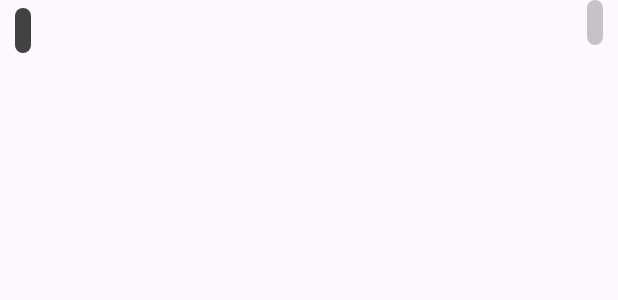
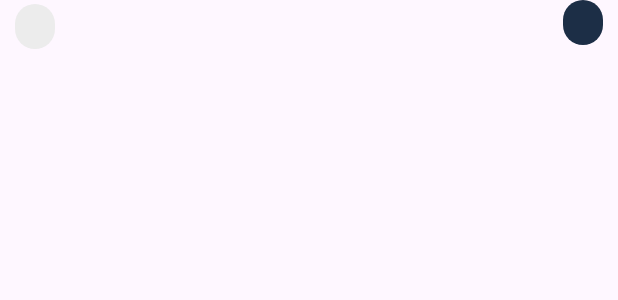
Before and after one commit to Ngleanthu/Android-ChatApp, an Android app: the layout chat_message_recycler_row.xml on its own in the app's theme, with its tools: preview values and no code run, on a phone screen of 412 x 824 dp. Shown: the top 300 px of the screen. Run offline under Robolectric (Android 15) with nearby library versions, the phone set to English and light mode, and no system bars.

Commit message:
update emoji

```diff
--- a/ChatApp/app/src/main/res/drawable/baseline_emoji_emotions_24.xml
+++ b/ChatApp/app/src/main/res/drawable/baseline_emoji_emotions_24.xml
@@ -1,4 +1,4 @@
-<vector xmlns:android="http://schemas.android.com/apk/res/android" android:height="48dp" android:tint="#247AF8" android:viewportHeight="24" android:viewportWidth="24" android:width="48dp">
+<vector xmlns:android="http://schemas.android.com/apk/res/android" android:height="48dp" android:tint="@color/secondary" android:viewportHeight="24" android:viewportWidth="24" android:width="48dp">
 
     <path android:fillColor="@android:color/white" android:pathData="M11.99,2C6.47,2 2,6.48 2,12c0,5.52 4.47,10 9.99,10C17.52,22 22,17.52 22,12C22,6.48 17.52,2 11.99,2zM8.5,8C9.33,8 10,8.67 10,9.5S9.33,11 8.5,11S7,10.33 7,9.5S7.67,8 8.5,8zM12,18c-2.28,0 -4.22,-1.66 -5,-4h10C16.22,16.34 14.28,18 12,18zM15.5,11c-0.83,0 -1.5,-0.67 -1.5,-1.5S14.67,8 15.5,8S17,8.67 17,9.5S16.33,11 15.5,11z"/>
 
--- a/ChatApp/app/src/main/res/drawable/baseline_send_24.xml
+++ b/ChatApp/app/src/main/res/drawable/baseline_send_24.xml
@@ -1,4 +1,4 @@
-<vector xmlns:android="http://schemas.android.com/apk/res/android" android:autoMirrored="true" android:height="24dp" android:tint="#005FD9" android:viewportHeight="24" android:viewportWidth="24" android:width="24dp">
+<vector xmlns:android="http://schemas.android.com/apk/res/android" android:autoMirrored="true" android:height="24dp" android:tint="@color/secondary" android:viewportHeight="24" android:viewportWidth="24" android:width="24dp">
 
     <path android:fillColor="@android:color/white" android:pathData="M2.01,21L23,12 2.01,3 2,10l15,2 -15,2z"/>
 
--- a/ChatApp/app/src/main/res/layout/chat_message_recycler_row.xml
+++ b/ChatApp/app/src/main/res/layout/chat_message_recycler_row.xml
@@ -9,18 +9,19 @@
         android:layout_width="wrap_content"
         android:layout_height="wrap_content"
         android:background="@drawable/background_input"
-        android:backgroundTint="@color/cardview_dark_background"
+        android:backgroundTint="@color/input_background"
         android:padding="5dp"
         android:orientation="vertical"
         android:layout_marginEnd="80dp"
         android:layout_marginStart="10dp"
-        android:layout_marginTop="5dp"
+        android:layout_marginVertical="@dimen/_2sdp"
         >
         <TextView
             android:layout_width="wrap_content"
             android:layout_height="wrap_content"
             android:textSize="14sp"
-            android:textColor="@color/white"
+            android:paddingHorizontal="@dimen/_6sdp"
+            android:textColor="@color/dark"
             android:id="@+id/left_chat_textview"
 
             />
@@ -29,21 +30,20 @@
         android:layout_width="wrap_content"
         android:layout_height="wrap_content"
         android:background="@drawable/background_input"
-        android:backgroundTint="@color/cardview_shadow_start_color"
+        android:backgroundTint="@color/primary"
         android:layout_alignParentEnd="true"
         android:padding="5dp"
         android:layout_marginEnd="10dp"
         android:layout_marginStart="40dp"
         android:id="@+id/right_chat_layout"
         android:orientation="vertical"
-
-
         >
         <TextView
             android:layout_width="wrap_content"
             android:layout_height="wrap_content"
             android:textSize="14sp"
-            android:textColor="@color/white"
+            android:textColor="@color/white_color"
+            android:paddingHorizontal="@dimen/_6sdp"
             android:id="@+id/right_chat_textview"
 
             />
--- a/ChatApp/app/src/main/res/values/colors.xml
+++ b/ChatApp/app/src/main/res/values/colors.xml
@@ -3,8 +3,9 @@
     <color name="primary">#1C2E46</color>
     <color name="primary_dark">#142232</color>
     <color name="primary_text">#212121</color>
+    <color name="secondary">#3772FF</color>
     <color name="secondary_text">#757575</color>
-    <color name="white">#FFFFFFFF</color>
+    <color name="white_color">#FFFFFFFF</color>
     <color name="input_background">#ECECEC</color>
     <color name="icon_background">#20FFFFFF</color>
     <color name="error">#B00020</color>
```
Also changed, not shown: ChatApp/app/src/main/java/com/example/chatapp/activities/ChatActivity.java (+26 -0 lines), ChatApp/app/src/main/java/com/example/chatapp/utils/EmojiConverter.java (added, +56 -0 lines), ChatApp/app/src/main/res/layout/activitty_chat.xml (+4 -5 lines), 2 other files.
